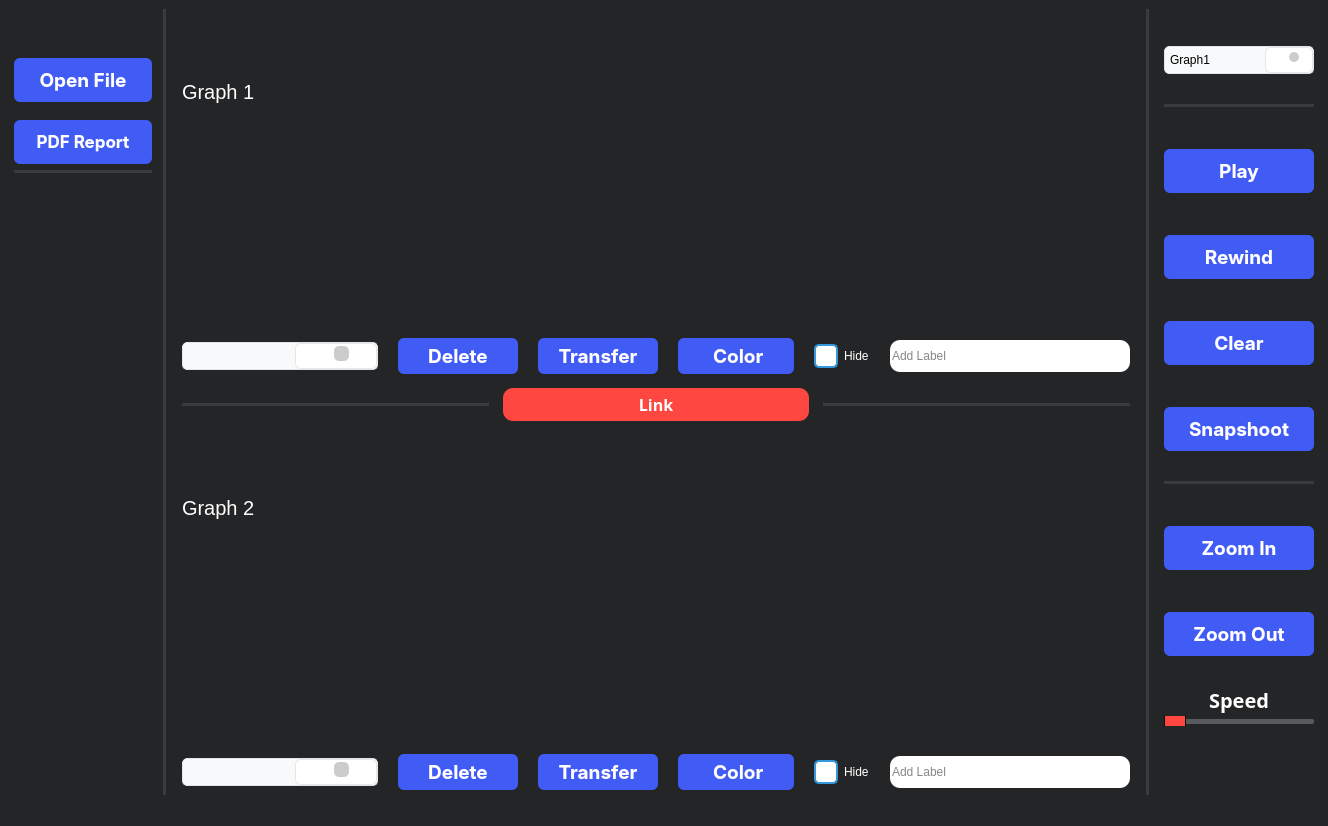
First picture: the form in mainwindow.ui, repository mohamedmosilhy/real-time-monitoring, before the edit.
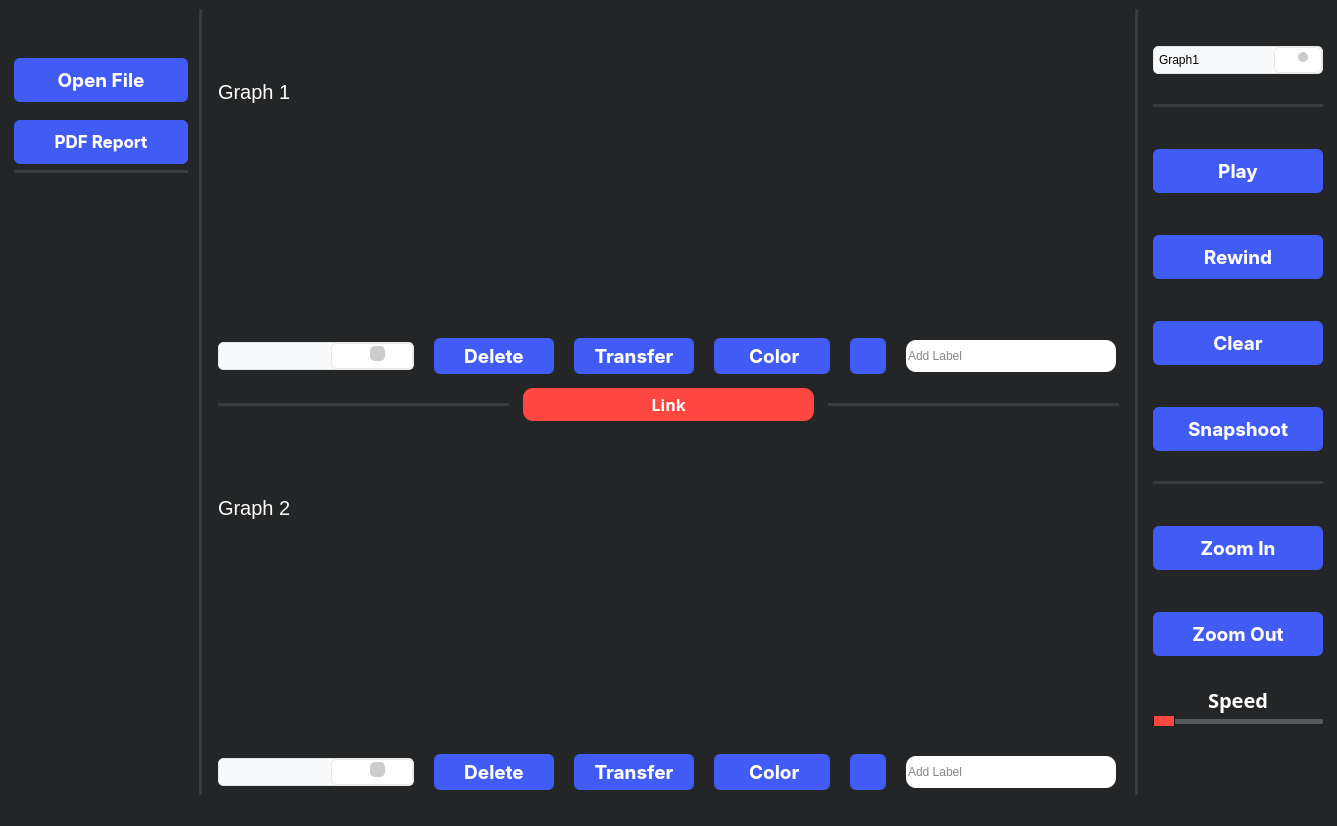
Second picture: the form after the edit. Icons and pictures are not drawn. Custom widgets are drawn as their Qt base class.

Commit message: add hide button

What changed in the file:
```diff
--- a/mainwindow.ui
+++ b/mainwindow.ui
@@ -6,7 +6,7 @@
    <rect>
     <x>0</x>
     <y>0</y>
-    <width>1328</width>
+    <width>1337</width>
     <height>826</height>
    </rect>
   </property>
@@ -615,44 +615,74 @@
             </widget>
            </item>
            <item>
-            <widget class="QCheckBox" name="visabilityGraph1">
+            <widget class="QPushButton" name="hideButtonGraph1">
+             <property name="sizePolicy">
+              <sizepolicy hsizetype="Maximum" vsizetype="Fixed">
+               <horstretch>0</horstretch>
+               <verstretch>0</verstretch>
+              </sizepolicy>
+             </property>
+             <property name="maximumSize">
+              <size>
+               <width>150</width>
+               <height>16777215</height>
+              </size>
+             </property>
+             <property name="font">
+              <font>
+               <family>-apple-system</family>
+               <pointsize>14</pointsize>
+               <bold>true</bold>
+              </font>
+             </property>
              <property name="styleSheet">
-              <string notr="true">
-/* Hide the default checkbox */
-QCheckBox::indicator {
-	font-family: 'Gabarito', cursive;
-    width: 20px;
-    height: 20px;
-    background-color: #fff; /* Background color of the checkbox */
-    border: 2px solid #3498db; /* Border color of the checkbox */
-    border-radius: 5px; /* Rounded corners */
-}
-
-/* Define the checkbox color when checked */
-QCheckBox::indicator:checked {
-    background-color: #2ecc71; /* Checkbox color when checked */
-    border-color: #27ae60; /* Border color when checked */
-}
-
-/* Define the checkbox hover effect */
-QCheckBox::indicator:hover {
-    background-color: #3498db; /* Hover color */
-}
-
-/* Define the checkbox text color */
-QCheckBox {
+              <string notr="true">QPushButton{
+appearance: button;
+backface-visibility: hidden;
+background-color: #405cf5;
+border-radius: 6px;
+border-width: 0;
+box-shadow: rgba(50, 50, 93, .1) 0 0 0 1px inset,rgba(50, 50, 93, .1) 0 2px 5px 0,rgba(0, 0, 0, .07) 0 1px 1px 0;
+box-sizing: border-box;
 color: #fff;
+cursor: pointer;
+font-family: -apple-system,system-ui,&quot;Segoe UI&quot;,Roboto,&quot;Helvetica Neue&quot;,Ubuntu,sans-serif;
+font-size: 100%;
+height: 30px;
+line-height: 1.15;
+margin: 0 0 0;
+outline: none;
+overflow: hidden;
+padding: 3 8px;
+position: relative;
+text-align: center;
+text-transform: none;
+transform: translateZ(0);
+transition: all .2s,box-shadow .08s ease-in;
+user-select: none;
+-webkit-user-select: none;
+touch-action: manipulation;
+width: 20px; /* Reduced width to 200 pixels */
 }
-
-/* Define the spacing between the checkbox and label */
-QCheckBox::indicator::unchecked,
-QCheckBox::indicator::checked {
-    spacing: 10px;
+QPushButton:hover{
+background-color: #283999;
 }
-</string>
+QPushButton:pressed{
+background-color: #1c2973;
+}</string>
              </property>
              <property name="text">
-              <string>Hide</string>
+              <string/>
+             </property>
+             <property name="icon">
+              <iconset resource="resourrces.qrc">
+               <normaloff>:/Icons/Icons/hide-svgrepo-com.svg</normaloff>:/Icons/Icons/hide-svgrepo-com.svg</iconset>
+             </property>
+             <property name="iconSize">
+              <size>
+               <width>22</width>
+               <height>22</height>
+              </size>
              </property>
             </widget>
            </item>
@@ -662,7 +692,7 @@
               <string notr="true">  position: relative;
   display: inline-block;
   height: 32px;
-  width: 240px;
+  width: 210px;
   margin: 0;
   padding: 0;
   background-color: #fff;
@@ -1106,44 +1136,74 @@
             </widget>
            </item>
            <item>
-            <widget class="QCheckBox" name="visabilityGraph2">
+            <widget class="QPushButton" name="hideButtonGraph2">
+             <property name="sizePolicy">
+              <sizepolicy hsizetype="Maximum" vsizetype="Fixed">
+               <horstretch>0</horstretch>
+               <verstretch>0</verstretch>
+              </sizepolicy>
+             </property>
+             <property name="maximumSize">
+              <size>
+               <width>150</width>
+               <height>16777215</height>
+              </size>
+             </property>
+             <property name="font">
+              <font>
+               <family>-apple-system</family>
+               <pointsize>14</pointsize>
+               <bold>true</bold>
+              </font>
+             </property>
              <property name="styleSheet">
-              <string notr="true">/* Hide the default checkbox */
-QCheckBox::indicator {
-    width: 20px;
-    height: 20px;
-    background-color: #fff; /* Background color of the checkbox */
-    border: 2px solid #3498db; /* Border color of the checkbox */
-    border-radius: 5px; /* Rounded corners */
+              <string notr="true">QPushButton{
+appearance: button;
+backface-visibility: hidden;
+background-color: #405cf5;
+border-radius: 6px;
+border-width: 0;
+box-shadow: rgba(50, 50, 93, .1) 0 0 0 1px inset,rgba(50, 50, 93, .1) 0 2px 5px 0,rgba(0, 0, 0, .07) 0 1px 1px 0;
+box-sizing: border-box;
+color: #fff;
+cursor: pointer;
+font-family: -apple-system,system-ui,&quot;Segoe UI&quot;,Roboto,&quot;Helvetica Neue&quot;,Ubuntu,sans-serif;
+font-size: 100%;
+height: 30px;
+line-height: 1.15;
+margin: 0 0 0;
+outline: none;
+overflow: hidden;
+padding: 3 8px;
+position: relative;
+text-align: center;
+text-transform: none;
+transform: translateZ(0);
+transition: all .2s,box-shadow .08s ease-in;
+user-select: none;
+-webkit-user-select: none;
+touch-action: manipulation;
+width: 20px; /* Reduced width to 200 pixels */
 }
-
-/* Define the checkbox color when checked */
-QCheckBox::indicator:checked {
-    background-color: #2ecc71; /* Checkbox color when checked */
-    border-color: #27ae60; /* Border color when checked */
-
+QPushButton:hover{
+background-color: #283999;
 }
-
-/* Define the checkbox hover effect */
-QCheckBox::indicator:hover {
-    background-color: #3498db; /* Hover color */
-
-}
-
-/* Define the checkbox text color */
-QCheckBox {
-    color: #fff;
-}
-
-/* Define the spacing between the checkbox and label */
-QCheckBox::indicator::unchecked,
-QCheckBox::indicator::checked {
-    spacing: 10px;
-}
-</string>
+QPushButton:pressed{
+background-color: #1c2973;
+}</string>
              </property>
              <property name="text">
-              <string>Hide</string>
+              <string/>
+             </property>
+             <property name="icon">
+              <iconset resource="resourrces.qrc">
+               <normaloff>:/Icons/Icons/hide-svgrepo-com.svg</normaloff>:/Icons/Icons/hide-svgrepo-com.svg</iconset>
+             </property>
+             <property name="iconSize">
+              <size>
+               <width>22</width>
+               <height>22</height>
+              </size>
              </property>
             </widget>
            </item>
@@ -1153,7 +1213,7 @@
               <string notr="true">  position: relative;
   display: inline-block;
   height: 32px;
-  width: 240px;
+  width: 210px;
   margin: 0;
   padding: 0;
   background-color: #fff;
```
Left out of the diff: 6 changed lines with no effect on the pictures.
